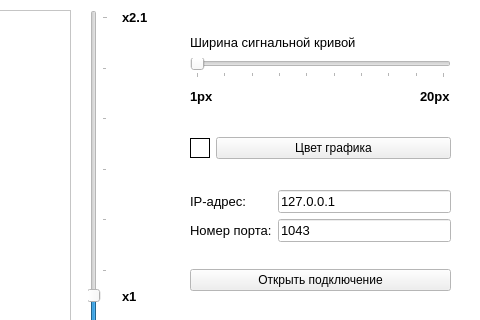
Above: mainwindow.ui from vglaznev/inobitec-entry-task-client before the change; both pictures show x 570 to 1050 and y 0 to 320 of the 1050 by 650 pixel window. Below: the same form after it.
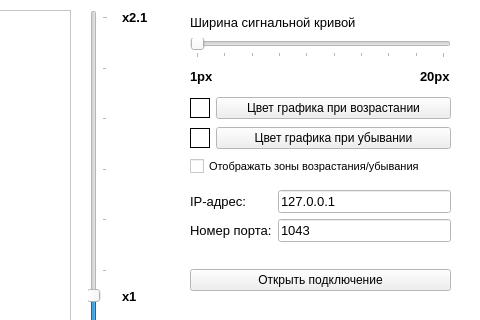
That is the form after the change. Custom widgets are drawn as their Qt base class.

Commit message: add two color-change-buttons for each segment (increasing, decreasing)

```diff
--- a/mainwindow.ui
+++ b/mainwindow.ui
@@ -301,12 +301,63 @@
        <item>
         <widget class="QPushButton" name="curveColorChangeButton">
          <property name="text">
-          <string>Цвет графика</string>
+          <string>Цвет графика при возрастании</string>
          </property>
         </widget>
        </item>
       </layout>
      </item>
+     <item>
+      <layout class="QHBoxLayout" name="horizontalLayout_5">
+       <item>
+        <widget class="ColorBox" name="decreasingColorBox">
+         <property name="enabled">
+          <bool>true</bool>
+         </property>
+         <property name="maximumSize">
+          <size>
+           <width>20</width>
+           <height>20</height>
+          </size>
+         </property>
+         <property name="autoFillBackground">
+          <bool>true</bool>
+         </property>
+         <property name="styleSheet">
+          <string notr="true"/>
+         </property>
+         <property name="frameShape">
+          <enum>QFrame::Box</enum>
+         </property>
+         <property name="frameShadow">
+          <enum>QFrame::Plain</enum>
+         </property>
+         <property name="text">
+          <string/>
+         </property>
+        </widget>
+       </item>
+       <item>
+        <widget class="QPushButton" name="curveDecreasingColorChangeButton">
+         <property name="text">
+          <string>Цвет графика при убывании</string>
+         </property>
+        </widget>
+       </item>
+      </layout>
+     </item>
+     <item>
+      <widget class="QCheckBox" name="disableColorChangeCheckBox">
+       <property name="font">
+        <font>
+         <pointsize>8</pointsize>
+        </font>
+       </property>
+       <property name="text">
+        <string>Отображать зоны возрастания/убывания</string>
+       </property>
+      </widget>
+     </item>
     </layout>
    </widget>
    <widget class="QWidget" name="horizontalLayoutWidget">
```
Left out of the diff: 4 changed lines with no effect on the pictures. The commit also changes 4 other files.
